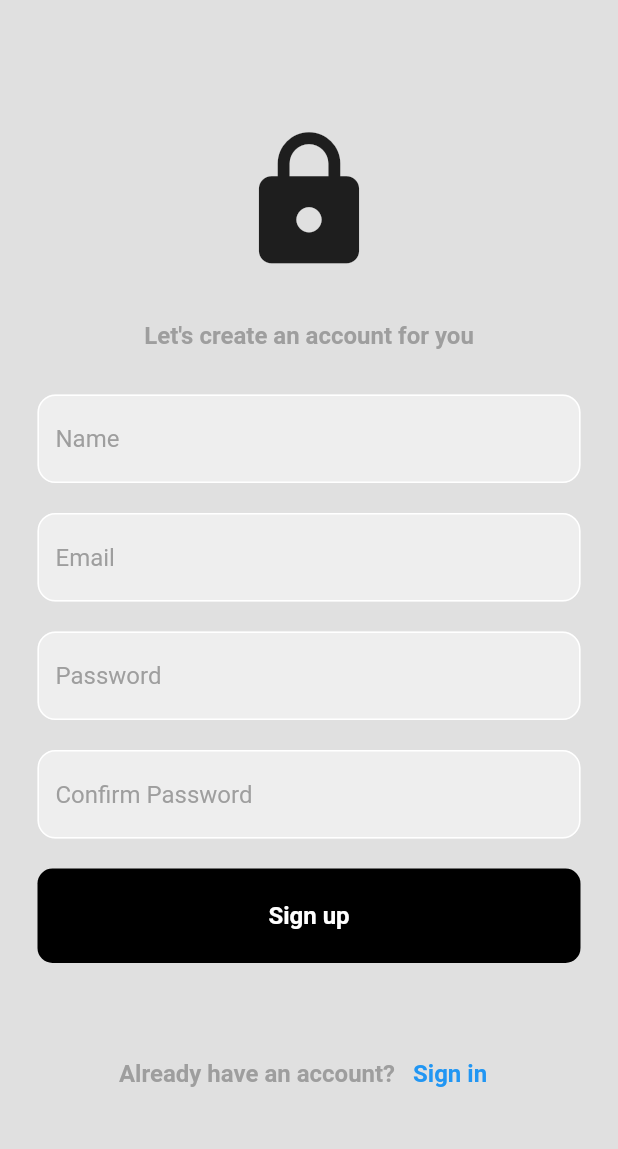
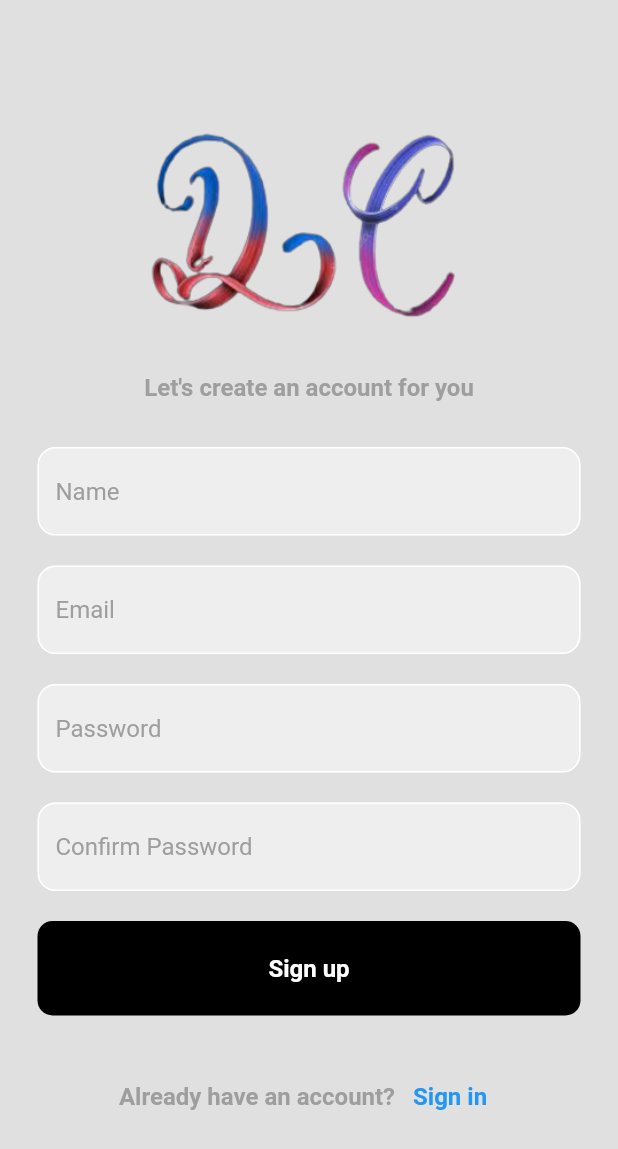
Before and after one commit to Tosin2289/Dev-Crib, a Flutter app: the screen it shows after launch, after a tap on "Register now", on a phone screen of 412 x 824 dp. Shown: the top 1149 px of the screen. Run offline on Flutter 3.47's test engine with Material 2 defaults, Android fonts, the light colour scheme and no system bars; our stand-ins replace cloud_firestore, firebase_auth, firebase_core, rive; accounts and stored records are empty; network calls fail.

Commit message:
fifth commit

```diff
--- a/lib/autenticate/loginpage.dart
+++ b/lib/autenticate/loginpage.dart
@@ -57,9 +57,9 @@ class _LoginPageState extends State<LoginPage> {
               child: Column(
                 mainAxisAlignment: MainAxisAlignment.center,
                 children: [
-                  const Icon(
-                    Icons.lock,
-                    size: 100,
+                  Image.asset(
+                    "assets/lo.png",
+                    height: 150,
                   ),
                   const SizedBox(
                     height: 50,
--- a/lib/autenticate/registerpage.dart
+++ b/lib/autenticate/registerpage.dart
@@ -1,6 +1,6 @@
 import 'package:firebase_auth/firebase_auth.dart';
 import 'package:flutter/material.dart';
-
+import 'package:rive/rive.dart';
 import '../widgets/button.dart';
 import '../widgets/password_field.dart';
 import '../widgets/text_field.dart';
@@ -61,10 +61,7 @@ class _RegisterPageState extends State<RegisterPage> {
               child: Column(
                 mainAxisAlignment: MainAxisAlignment.center,
                 children: [
-                  const Icon(
-                    Icons.lock,
-                    size: 100,
-                  ),
+                  Image.asset("assets/lo.png", height: 150,),
                   const SizedBox(
                     height: 30,
                   ),
@@ -115,7 +112,7 @@ class _RegisterPageState extends State<RegisterPage> {
                     text: 'Sign up',
                   ),
                   const SizedBox(
-                    height: 50,
+                    height: 30,
                   ),
                   Row(
                     mainAxisAlignment: MainAxisAlignment.center,
--- a/lib/main.dart
+++ b/lib/main.dart
@@ -1,6 +1,7 @@
+import 'package:da_hood/splash.dart';
 import 'package:flutter/material.dart';
 import 'package:firebase_core/firebase_core.dart';
-import 'autenticate/auth.dart';
+
 import 'firebase_options.dart';
 
 Future main() async {
@@ -21,7 +22,7 @@ class MyApp extends StatelessWidget {
       theme: ThemeData(
         primarySwatch: Colors.blue,
       ),
-      home: const AuthPage(),
+      home: splash(),
     );
   }
 }
--- /dev/null
+++ b/lib/splash.dart
@@ -0,0 +1,64 @@
+import 'package:rive/rive.dart';
+import 'package:flutter/material.dart';
+
+import 'autenticate/auth.dart';
+
+class splash extends StatefulWidget {
+  splash({Key? key}) : super(key: key);
+
+  @override
+  State<splash> createState() => _splashState();
+}
+
+class _splashState extends State<splash> {
+  @override
+  void initState() {
+    super.initState();
+    navigatetohome();
+  }
+
+  navigatetohome() async {
+    await Future.delayed(const Duration(milliseconds: 2000), (() {}));
+    Navigator.pushReplacement(context, MaterialPageRoute(builder: ((context) {
+      return AuthPage();
+    })));
+  }
+
+  @override
+  Widget build(BuildContext context) {
+    return Scaffold(
+      backgroundColor: Colors.black,
+      body: Center(
+          child: Padding(
+        padding: const EdgeInsets.all(15.0),
+        child: Column(
+          crossAxisAlignment: CrossAxisAlignment.center,
+          mainAxisAlignment: MainAxisAlignment.center,
+          children: [
+            Column(
+              children: [
+                Container(
+                  height: 350,
+                  width: double.infinity,
+                  child: const RiveAnimation.asset(
+                    'assets/dev3.riv',
+                  ),
+                ),
+              ],
+            ),
+            const SizedBox(
+              height: 20,
+            ),
+            const Text(
+              "Made By Phenomes",
+              style: TextStyle(
+                  fontSize: 16,
+                  color: Colors.white,
+                  fontWeight: FontWeight.bold),
+            ),
+          ],
+        ),
+      )),
+    );
+  }
+}
--- a/pubspec.yaml
+++ b/pubspec.yaml
@@ -63,8 +63,8 @@ flutter:
   uses-material-design: true
 
   # To add assets to your application, add an assets section, like this:
-  # assets:
-  #   - images/a_dot_burr.jpeg
+  assets:
+    - assets/
   #   - images/a_dot_ham.jpeg
 
   # An image asset can refer to one or more resolution-specific "variants", see
```
Also changed, not shown: assets/lo.png (added), 5 other files.
